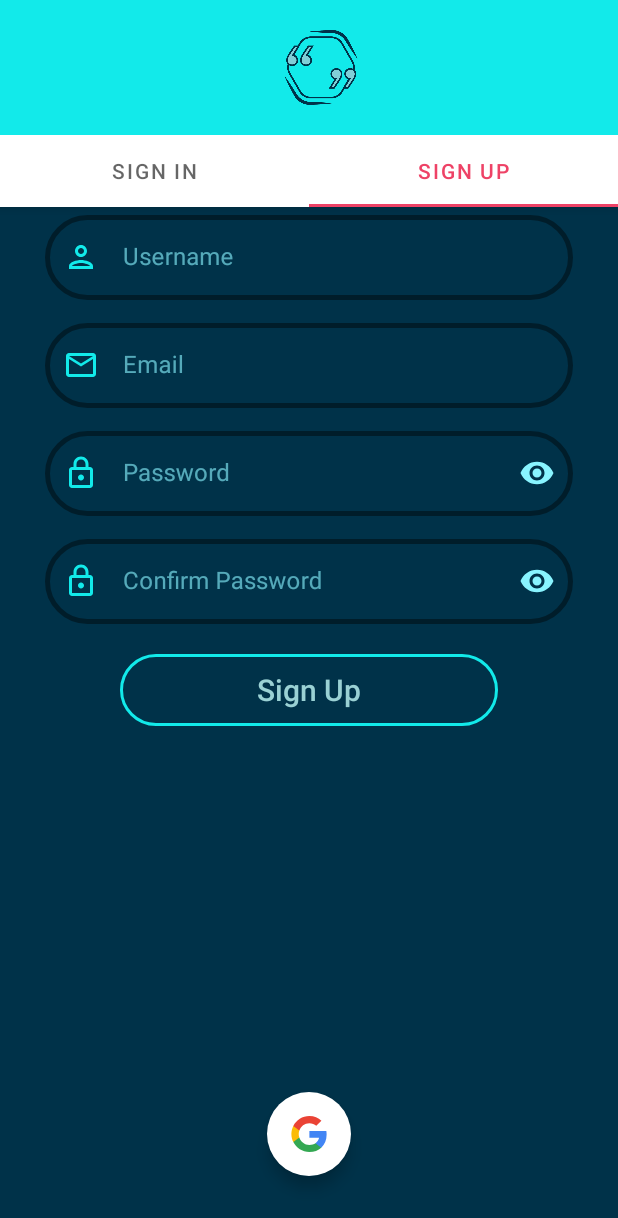
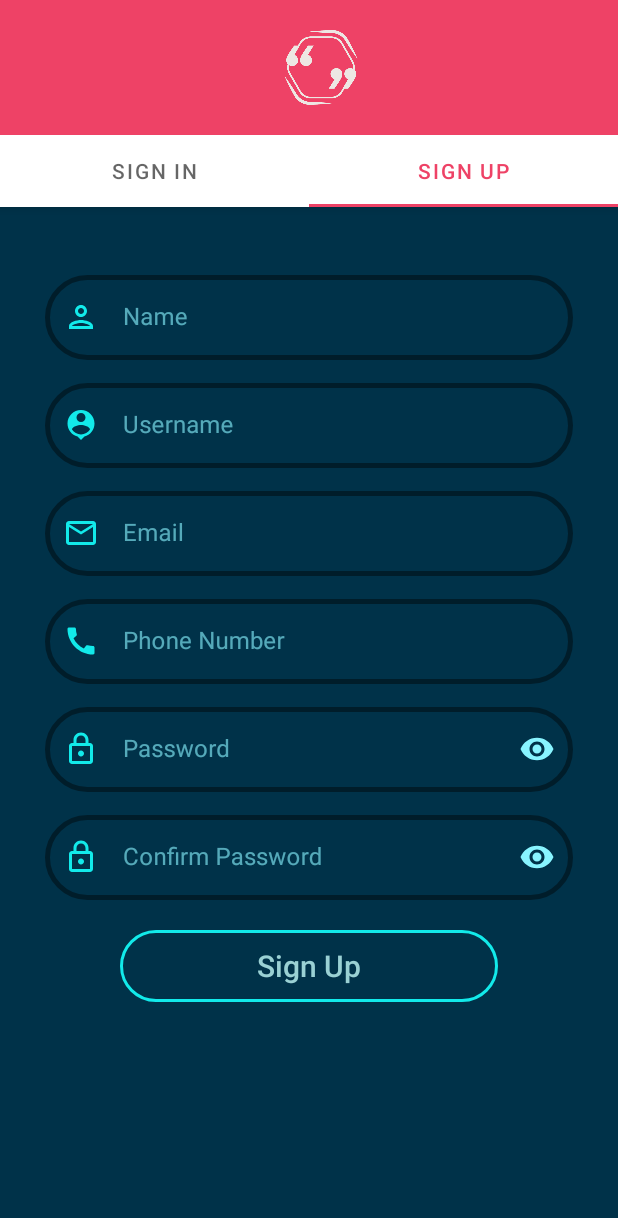
Before and after one commit to NoushinTasnim/QuotePad2.0, an Android app: the screen it shows after launch (TabActivity), tab 2 chosen, on a phone screen of 412 x 824 dp. Shown: the top 1218 px of the screen. Run offline under Robolectric (Android 15) with nearby library versions, the phone set to English and light mode, and no system bars; our stand-ins replace Firebase (no records; nobody signed in at launch, a user with empty details on screens opened directly); libraries missing offline, so code that uses them is left out: com.hbb20; 1 statement that could not run was skipped.

Commit message:
Sign up again
name & phone

```diff
--- a/app/build.gradle
+++ b/app/build.gradle
@@ -15,6 +15,7 @@ android {
 
         testInstrumentationRunner "androidx.test.runner.AndroidJUnitRunner"
     }
+
 
     buildTypes {
         release {
@@ -41,6 +42,8 @@ dependencies {
 
     //lottie animation
     implementation 'com.airbnb.android:lottie:5.2.0'
+    //country code picker
+    implementation 'com.hbb20:ccp:2.6.1'
     //pin view
     implementation 'io.github.chaosleung:pinview:1.4.4'
 }
--- /dev/null
+++ b/app/src/main/res/drawable/ic_baseline_call_24.xml
@@ -0,0 +1,5 @@
+<vector android:height="24dp" android:tint="#000000"
+    android:viewportHeight="24" android:viewportWidth="24"
+    android:width="24dp" xmlns:android="http://schemas.android.com/apk/res/android">
+    <path android:fillColor="@android:color/white" android:pathData="M20.01,15.38c-1.23,0 -2.42,-0.2 -3.53,-0.56 -0.35,-0.12 -0.74,-0.03 -1.01,0.24l-1.57,1.97c-2.83,-1.35 -5.48,-3.9 -6.89,-6.83l1.95,-1.66c0.27,-0.28 0.35,-0.67 0.24,-1.02 -0.37,-1.11 -0.56,-2.3 -0.56,-3.53 0,-0.54 -0.45,-0.99 -0.99,-0.99H4.19C3.65,3 3,3.24 3,3.99 3,13.28 10.73,21 20.01,21c0.71,0 0.99,-0.63 0.99,-1.18v-3.45c0,-0.54 -0.45,-0.99 -0.99,-0.99z"/>
+</vector>
--- /dev/null
+++ b/app/src/main/res/drawable/ic_baseline_person_pin_circle_24.xml
@@ -0,0 +1,5 @@
+<vector android:height="24dp" android:tint="#000000"
+    android:viewportHeight="24" android:viewportWidth="24"
+    android:width="24dp" xmlns:android="http://schemas.android.com/apk/res/android">
+    <path android:fillColor="@android:color/white" android:pathData="M12,2C8.14,2 5,5.14 5,9c0,5.25 7,13 7,13s7,-7.75 7,-13C19,5.14 15.86,2 12,2zM12,4c1.1,0 2,0.9 2,2c0,1.11 -0.9,2 -2,2s-2,-0.89 -2,-2C10,4.9 10.9,4 12,4zM12,14c-1.67,0 -3.14,-0.85 -4,-2.15c0.02,-1.32 2.67,-2.05 4,-2.05s3.98,0.73 4,2.05C15.14,13.15 13.67,14 12,14z"/>
+</vector>
--- a/app/src/main/res/layout/activity_tab.xml
+++ b/app/src/main/res/layout/activity_tab.xml
@@ -16,7 +16,7 @@
             android:layout_width="match_parent"
             android:layout_height="wrap_content"
             android:transitionName="bg_col"
-            android:background="@color/main_color">
+            android:background="@color/dark_accent">
 
             <ImageView
                 android:id="@+id/logo_tab"
@@ -25,7 +25,8 @@
                 android:transitionName="logo_pic"
                 android:layout_marginVertical="20dp"
                 android:foregroundGravity="center"
-                android:src="@drawable/logo_main" />
+                android:src="@drawable/logo_main"
+                app:tint="@color/light_shade" />
 
         </Toolbar>
 
@@ -42,22 +43,10 @@
 
     </com.google.android.material.appbar.AppBarLayout>
 
-    <com.google.android.material.floatingactionbutton.FloatingActionButton
-        android:layout_width="wrap_content"
-        android:layout_height="wrap_content"
-        android:scaleType="fitCenter"
-        android:src="@drawable/ic_google__g__logo"
-        android:layout_gravity="bottom|center"
-        app:tint="@null"
-        android:backgroundTint="@color/white"
-        app:borderWidth="0dp"
-        android:layout_marginBottom="40dp"/>
-
     <androidx.viewpager.widget.ViewPager
         android:id="@+id/sign_view_pager"
         android:layout_width="match_parent"
         android:layout_height="wrap_content"
-        android:layout_marginBottom="100dp"
         android:background="@color/dark_shade"
         app:layout_behavior="com.google.android.material.appbar.AppBarLayout$ScrollingViewBehavior" />
 
--- a/app/src/main/res/layout/fragment_sign_in.xml
+++ b/app/src/main/res/layout/fragment_sign_in.xml
@@ -16,6 +16,7 @@
             android:layout_width="match_parent"
             android:layout_height="wrap_content"
             android:defaultFocusHighlightEnabled="false"
+            android:layout_marginTop="40dp"
             android:focusable="true"
             android:focusableInTouchMode="true"
             android:focusedByDefault="false"
--- a/app/src/main/res/layout/fragment_sign_up.xml
+++ b/app/src/main/res/layout/fragment_sign_up.xml
@@ -19,8 +19,40 @@
             android:focusable="true"
             android:focusableInTouchMode="true"
             android:focusedByDefault="false"
+            android:layout_marginTop="40dp"
             android:orientation="vertical"
             android:paddingHorizontal="30dp">
+
+            <com.google.android.material.textfield.TextInputLayout
+                android:id="@+id/sign_up_name"
+                style="@style/Widget.MaterialComponents.TextInputLayout.OutlinedBox"
+                android:layout_width="match_parent"
+                android:layout_height="wrap_content"
+                android:hint="Name"
+                android:paddingBottom="10dp"
+                android:textColorHint="#9f88F4FF"
+                app:boxCornerRadiusBottomEnd="100dp"
+                app:boxCornerRadiusBottomStart="100dp"
+                app:boxCornerRadiusTopEnd="100dp"
+                app:boxCornerRadiusTopStart="100dp"
+                app:boxStrokeColor="@color/teal_700"
+                app:boxStrokeWidth="3dp"
+                app:boxStrokeWidthFocused="4dp"
+                app:endIconMode="clear_text"
+                app:endIconTint="#88f4ff"
+                app:hintTextColor="@color/teal_700"
+                app:startIconDrawable="@drawable/ic_outline_person_24"
+                app:startIconTint="@color/main_color">
+
+                <com.google.android.material.textfield.TextInputEditText
+                    android:layout_width="match_parent"
+                    android:layout_height="wrap_content"
+                    android:inputType="text"
+                    android:textAllCaps="true"
+                    android:textAlignment="center"
+                    android:textColor="#88F4FF" />
+
+            </com.google.android.material.textfield.TextInputLayout>
 
             <com.google.android.material.textfield.TextInputLayout
                 android:id="@+id/sign_up_username"
@@ -40,7 +72,7 @@
                 app:endIconMode="clear_text"
                 app:endIconTint="#88f4ff"
                 app:hintTextColor="@color/teal_700"
-                app:startIconDrawable="@drawable/ic_outline_person_24"
+                app:startIconDrawable="@drawable/ic_baseline_person_pin_24"
                 app:startIconTint="@color/main_color">
 
                 <com.google.android.material.textfield.TextInputEditText
@@ -77,6 +109,36 @@
                     android:layout_width="match_parent"
                     android:layout_height="wrap_content"
                     android:inputType="textEmailAddress"
+                    android:textAlignment="center"
+                    android:textColor="#88F4FF" />
+
+            </com.google.android.material.textfield.TextInputLayout>
+
+            <com.google.android.material.textfield.TextInputLayout
+                android:id="@+id/sign_up_phone"
+                style="@style/Widget.MaterialComponents.TextInputLayout.OutlinedBox"
+                android:layout_width="match_parent"
+                android:layout_height="wrap_content"
+                android:hint="Phone Number"
+                android:paddingBottom="10dp"
+                android:textColorHint="#9f88F4FF"
+                app:boxCornerRadiusBottomEnd="100dp"
+                app:boxCornerRadiusBottomStart="100dp"
+                app:boxCornerRadiusTopEnd="100dp"
+                app:boxCornerRadiusTopStart="100dp"
+                app:boxStrokeColor="@color/teal_700"
+                app:boxStrokeWidth="3dp"
+                app:boxStrokeWidthFocused="4dp"
+                app:endIconMode="clear_text"
+                app:endIconTint="#88f4ff"
+                app:hintTextColor="@color/teal_700"
+                app:startIconDrawable="@drawable/ic_baseline_call_24"
+                app:startIconTint="@color/main_color">
+
+                <com.google.android.material.textfield.TextInputEditText
+                    android:layout_width="match_parent"
+                    android:layout_height="wrap_content"
+                    android:inputType="phone"
                     android:textAlignment="center"
                     android:textColor="#88F4FF" />
 
@@ -147,7 +209,6 @@
                 android:layout_width="match_parent"
                 android:layout_height="wrap_content"
                 android:layout_gravity="bottom|center"
-                android:layout_marginBottom="150dp"
                 android:background="@drawable/rounded_box_stroke"
                 android:text="Sign Up"
                 android:layout_marginHorizontal="50dp"
@@ -159,6 +220,7 @@
             <ProgressBar
                 android:id="@+id/sign_up_progress_bar"
                 android:layout_width="wrap_content"
+                android:layout_margin="10dp"
                 android:visibility="invisible"
                 android:layout_height="wrap_content"
                 android:layout_gravity="center"/>
--- a/app/src/main/res/values/themes.xml
+++ b/app/src/main/res/values/themes.xml
@@ -27,8 +27,11 @@
     <style name="Theme.QuotePad.NoActionBar">
         <item name="windowActionBar">false</item>
         <item name="windowNoTitle">true</item>
+        <item name="android:windowFullscreen">true</item>
     </style>
-    <style name="Theme.QuotePad.AppBarOverlay" parent="ThemeOverlay.AppCompat.Dark.ActionBar" />
+    <style name="Theme.QuotePad.AppBarOverlay" parent="ThemeOverlay.AppCompat.Dark.ActionBar">
+        <item name="android:windowFullscreen">true</item>
+    </style>
     <style name="Theme.QuotePad.PopupOverlay" parent="ThemeOverlay.AppCompat.Light" />
 
     <style name="NavTheme">
```
Also changed, not shown: app/src/main/java/com/example/quotepad/SignUpFragment.java (+21 -4 lines), app/src/main/java/com/example/quotepad/UserHelperClass.java (+20 -2 lines), app/src/main/res/layout/activity_main.xml (+19 -6 lines).
